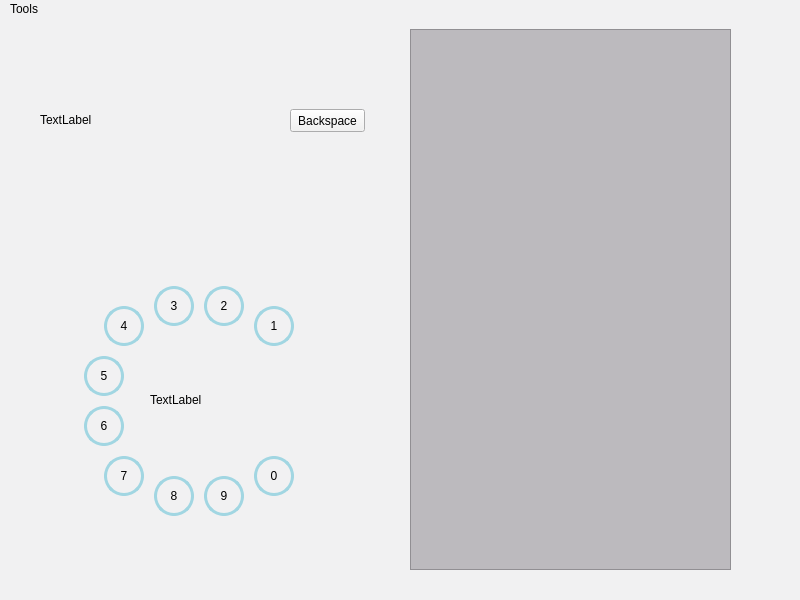
JMielbrecht-Class-Projects/Lab3_CSC3220_Dialer_JMielbrecht, file mainwindow.ui: the form before one commit.
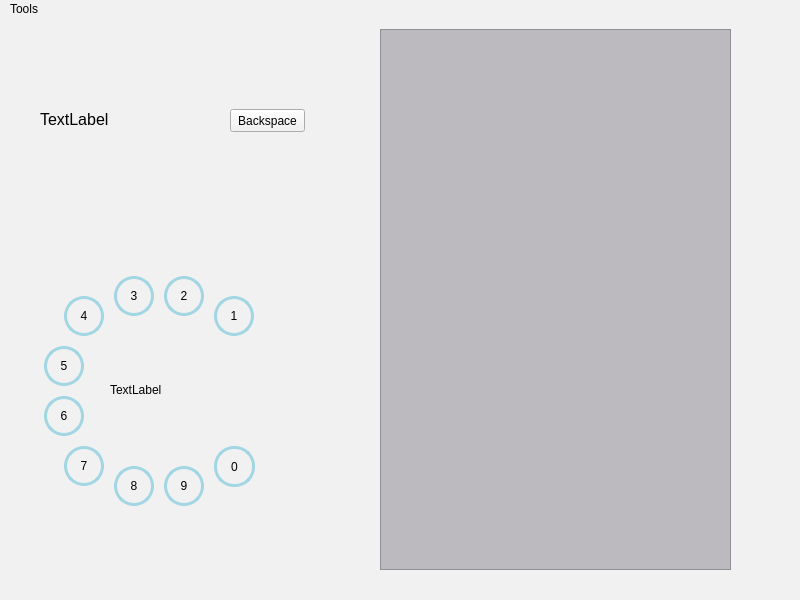
The form after the commit. Icons and pictures are not drawn.

Commit message:
Re-worked UI format; fixed columns
- Phone numbers, not streets, in 3rd column
- subtle UI changes (size of dialed number, size of address book window, etc)

Patch:
```diff
--- a/mainwindow.ui
+++ b/mainwindow.ui
@@ -25,9 +25,9 @@
    <widget class="QTableView" name="tableView">
     <property name="geometry">
      <rect>
-      <x>410</x>
+      <x>380</x>
       <y>10</y>
-      <width>321</width>
+      <width>351</width>
       <height>541</height>
      </rect>
     </property>
@@ -49,19 +49,27 @@
      <rect>
       <x>40</x>
       <y>80</y>
-      <width>211</width>
+      <width>181</width>
       <height>41</height>
      </rect>
     </property>
+    <property name="font">
+     <font>
+      <pointsize>12</pointsize>
+     </font>
+    </property>
     <property name="text">
      <string>TextLabel</string>
     </property>
+    <property name="alignment">
+     <set>Qt::AlignJustify|Qt::AlignVCenter</set>
+    </property>
    </widget>
    <widget class="QPushButton" name="fourButton">
     <property name="geometry">
      <rect>
-      <x>104</x>
-      <y>287</y>
+      <x>64</x>
+      <y>277</y>
       <width>40</width>
       <height>40</height>
      </rect>
@@ -89,8 +97,8 @@
    <widget class="QPushButton" name="threeButton">
     <property name="geometry">
      <rect>
-      <x>154</x>
-      <y>267</y>
+      <x>114</x>
+      <y>257</y>
       <width>40</width>
       <height>40</height>
      </rect>
@@ -118,8 +126,8 @@
    <widget class="QPushButton" name="fiveButton">
     <property name="geometry">
      <rect>
-      <x>84</x>
-      <y>337</y>
+      <x>44</x>
+      <y>327</y>
       <width>40</width>
       <height>40</height>
      </rect>
@@ -147,8 +155,8 @@
    <widget class="QPushButton" name="oneButton">
     <property name="geometry">
      <rect>
-      <x>254</x>
-      <y>287</y>
+      <x>214</x>
+      <y>277</y>
       <width>40</width>
       <height>40</height>
      </rect>
@@ -176,10 +184,10 @@
    <widget class="QPushButton" name="zeroButton">
     <property name="geometry">
      <rect>
-      <x>254</x>
-      <y>437</y>
-      <width>40</width>
-      <height>40</height>
+      <x>214</x>
+      <y>427</y>
+      <width>41</width>
+      <height>41</height>
      </rect>
     </property>
     <property name="sizePolicy">
@@ -205,8 +213,8 @@
    <widget class="QPushButton" name="sevenButton">
     <property name="geometry">
      <rect>
-      <x>104</x>
-      <y>437</y>
+      <x>64</x>
+      <y>427</y>
       <width>40</width>
       <height>40</height>
      </rect>
@@ -234,8 +242,8 @@
    <widget class="QPushButton" name="sixButton">
     <property name="geometry">
      <rect>
-      <x>84</x>
-      <y>387</y>
+      <x>44</x>
+      <y>377</y>
       <width>40</width>
       <height>40</height>
      </rect>
@@ -263,8 +271,8 @@
    <widget class="QPushButton" name="nineButton">
     <property name="geometry">
      <rect>
-      <x>204</x>
-      <y>457</y>
+      <x>164</x>
+      <y>447</y>
       <width>40</width>
       <height>40</height>
      </rect>
@@ -292,8 +300,8 @@
    <widget class="QPushButton" name="eightButton">
     <property name="geometry">
      <rect>
-      <x>154</x>
-      <y>457</y>
+      <x>114</x>
+      <y>447</y>
       <width>40</width>
       <height>40</height>
      </rect>
@@ -321,8 +329,8 @@
    <widget class="QPushButton" name="twoButton">
     <property name="geometry">
      <rect>
-      <x>204</x>
-      <y>267</y>
+      <x>164</x>
+      <y>257</y>
       <width>40</width>
       <height>40</height>
      </rect>
@@ -350,8 +358,8 @@
    <widget class="QLabel" name="phoneIcon">
     <property name="geometry">
      <rect>
-      <x>150</x>
-      <y>320</y>
+      <x>110</x>
+      <y>310</y>
       <width>101</width>
       <height>121</height>
      </rect>
@@ -363,7 +371,7 @@
    <widget class="QPushButton" name="pushButton">
     <property name="geometry">
      <rect>
-      <x>290</x>
+      <x>230</x>
       <y>90</y>
       <width>75</width>
       <height>23</height>
```
The commit also changes 2 other files.
